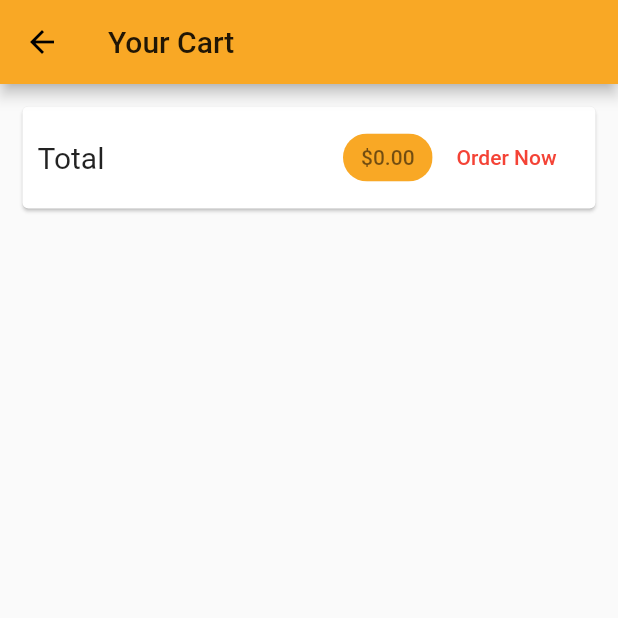
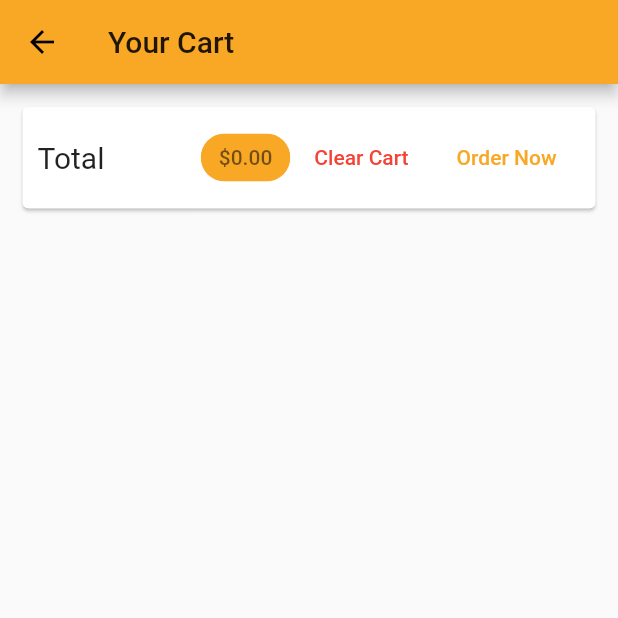
Before and after one commit to RoyAvidar/flutter, a Flutter app: the CartScreen screen opened by its route, on a phone screen of 412 x 824 dp, the top half of it. Run offline on Flutter 3.47's test engine with Material 2 defaults, Android fonts, the phone set to English and light mode, and no system bars; our stand-ins replace shared_preferences; accounts and stored records are empty.

Commit message:
some minor changes to toppings and cart/order item

```diff
--- a/lib/models/topping.dart
+++ b/lib/models/topping.dart
@@ -8,9 +8,10 @@ class Topping {
 }
 
 class Toppings extends ChangeNotifier {
-  final peperoni = Topping('peperoni', 1);
-  final bazil = Topping('bazil', 1);
-  final mushroom = Topping('mushroom', 1);
-  final onion = Topping('onion', 1);
+  final peperoni = Topping('peperoni', 5);
+  final bazil = Topping('bazil', 3);
+  final mushroom = Topping('mushroom', 2);
+  final onion = Topping('onion', 3);
   final margherita = Topping('margherita', 1);
+  final bacon = Topping('bacon', 7);
 }
--- a/lib/screens/admin_edit_pizzas_screen.dart
+++ b/lib/screens/admin_edit_pizzas_screen.dart
@@ -131,6 +131,7 @@ class _AdminEditPizzaScreenState extends State<AdminEditPizzaScreen> {
     Toppings().mushroom,
     Toppings().onion,
     Toppings().margherita,
+    Toppings().bacon,
   ];
   Topping _dropdownValue = _nameList.first;
 
--- a/lib/screens/cart_screen.dart
+++ b/lib/screens/cart_screen.dart
@@ -39,6 +39,7 @@ class CartScreen extends StatelessWidget {
                     ),
                     backgroundColor: Theme.of(context).primaryColor,
                   ),
+                  ClearButton(cart: cart),
                   OrderButton(cart: cart)
                 ],
               ),
@@ -98,6 +99,41 @@ class _OrderButtonState extends State<OrderButton> {
               });
               widget.cart.clearCart();
             },
+      textColor: Theme.of(context).primaryColor,
+    );
+  }
+}
+
+class ClearButton extends StatefulWidget {
+  ClearButton({
+    Key key,
+    @required this.cart,
+  }) : super(key: key);
+
+  final Cart cart;
+
+  @override
+  _ClearButtonState createState() => _ClearButtonState();
+}
+
+class _ClearButtonState extends State<ClearButton> {
+  var _isLoading = false;
+
+  @override
+  Widget build(BuildContext context) {
+    return FlatButton(
+      child: _isLoading ? CircularProgressIndicator() : Text('Clear Cart'),
+      onPressed: (widget.cart.totalAmount <= 0 || _isLoading)
+          ? null
+          : () async {
+              setState(() {
+                _isLoading = true;
+              });
+              await Provider.of<Cart>(context, listen: false).clearCart();
+              setState(() {
+                _isLoading = false;
+              });
+            },
       textColor: Theme.of(context).accentColor,
     );
   }
--- a/lib/screens/edit_address_screen.dart
+++ b/lib/screens/edit_address_screen.dart
@@ -61,6 +61,7 @@ class _EditAddressScreenState extends State<EditAddressScreen> {
           ],
         ),
       );
+      print(error);
     }
     setState(() {
       _isLoading = false;
--- a/lib/widgets/address_item.dart
+++ b/lib/widgets/address_item.dart
@@ -49,7 +49,7 @@ class _AddressItemWidgetState extends State<AddressItemWidget> {
           ),
           Container(
             padding: EdgeInsets.symmetric(horizontal: 15, vertical: 4),
-            height: min(20.0 + 25, 100),
+            height: min(10.0 + 15, 50),
             child: Text('number: ${widget.addrs.streetNumber}'),
             alignment: Alignment.topLeft,
           ),
@@ -58,13 +58,13 @@ class _AddressItemWidgetState extends State<AddressItemWidget> {
               children: [
                 Container(
                   padding: EdgeInsets.symmetric(horizontal: 15, vertical: 1),
-                  height: min(20.0 + 25, 100),
+                  height: min(10.0 + 15, 50),
                   child: Text('floor: ${widget.addrs.floorNumber}'),
                   alignment: Alignment.topLeft,
                 ),
                 Container(
                   padding: EdgeInsets.symmetric(horizontal: 15, vertical: 1),
-                  height: min(20.0 + 25, 100),
+                  height: min(10.0 + 15, 50),
                   child: Text('apartment: ${widget.addrs.apartment}'),
                   alignment: Alignment.topLeft,
                 ),
--- a/lib/widgets/cart_item.dart
+++ b/lib/widgets/cart_item.dart
@@ -83,7 +83,7 @@ class CartItem extends StatelessWidget {
             ),
             title: Text(title),
             subtitle: Text(
-                'Total: ${price * quantity}, Toppings: ${toppings.map((t) => t.name).join(",")}'),
+                'Total: ${price * quantity}, Toppings: ${toppings.map((t) => t.name).join(",")} + \$${toppings.map((t) => t.price).join(",")}'),
             trailing: Text('$quantity x'),
           ),
         ),
```
Also changed, not shown: lib/widgets/order_item.dart (+36 -14 lines).
